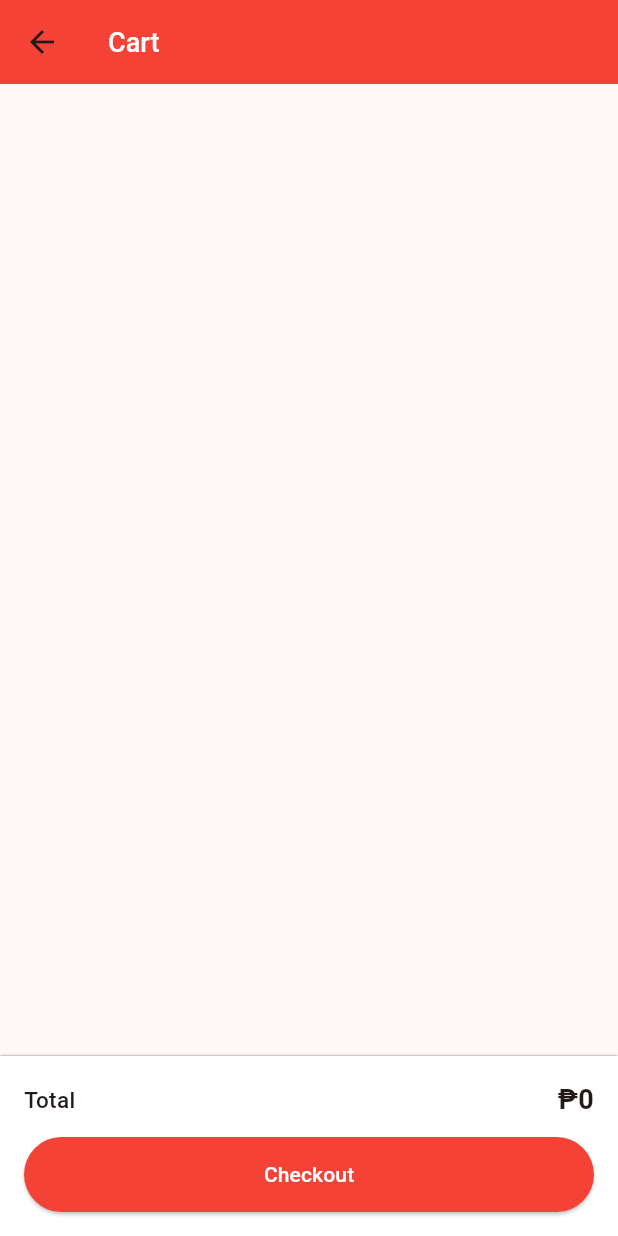
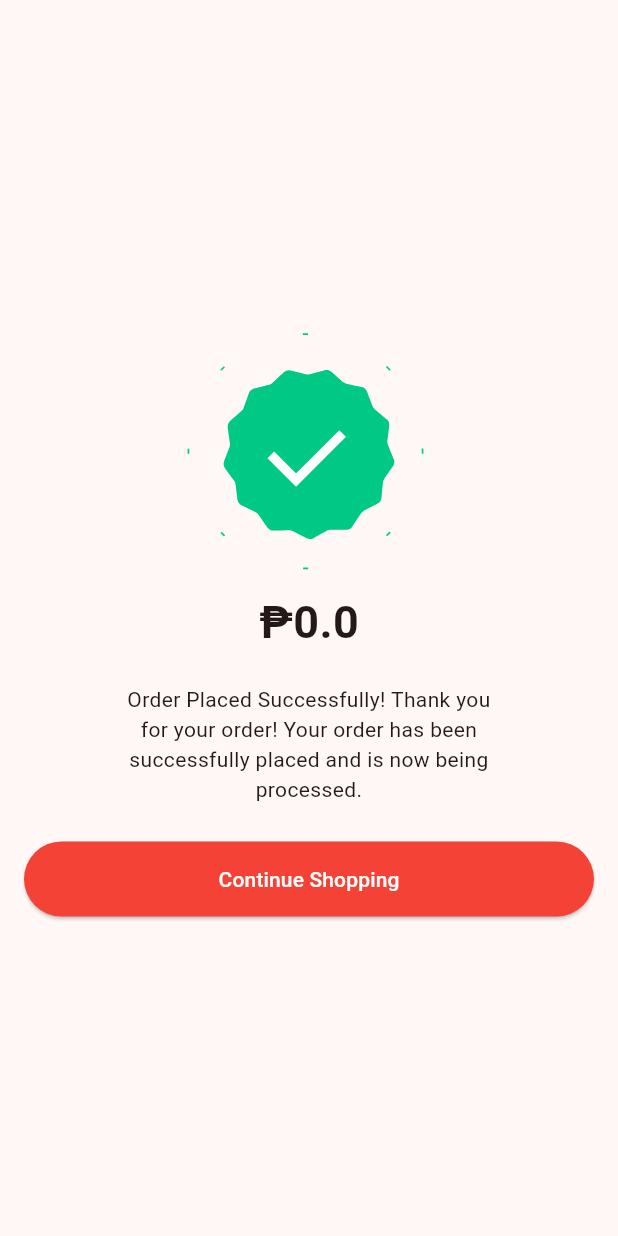
Before and after one commit to deveights/scannic, a Flutter app: the CartScreen screen opened directly, after a tap on "Checkout", on a phone screen of 412 x 824 dp. Run offline on Flutter 3.47's test engine with Material 3 defaults, Android fonts, the phone set to English and light mode, and no system bars; our stand-ins replace badges, lottie, stylish_bottom_bar; missing offline and left inert: mobile_scanner, qr_scanner_overlay.

Commit message:
added checkout screen

```diff
--- a/lib/main.dart
+++ b/lib/main.dart
@@ -2,6 +2,7 @@ import 'package:flutter/material.dart';
 import 'package:flutter/services.dart';
 import 'package:provider/provider.dart';
 import 'package:scannic/providers/cart_provider.dart';
+import 'package:scannic/screens/success_screen.dart';
 import 'package:scannic/widgets/custom_navbar.dart';
 
 void main() {
@@ -37,7 +38,8 @@ class MyApp extends StatelessWidget {
         ),
         colorScheme: ColorScheme.fromSeed(seedColor: Colors.red),
       ),
-      home: CustomNavbar(),
+      // home: CustomNavbar(),
+      home: SuccessScreen(),
     );
   }
 }
--- a/lib/screens/cart_screen.dart
+++ b/lib/screens/cart_screen.dart
@@ -1,6 +1,7 @@
 import 'package:flutter/material.dart';
 import 'package:provider/provider.dart';
 import 'package:scannic/providers/cart_provider.dart';
+import 'package:scannic/screens/success_screen.dart';
 
 class CartScreen extends StatelessWidget {
   const CartScreen({super.key});
@@ -181,7 +182,11 @@ class CartScreen extends StatelessWidget {
                             foregroundColor: Colors.white,
                           ),
                           onPressed: () {
-                            debugPrint('checkout');
+                            Navigator.of(context).push(
+                              MaterialPageRoute(
+                                builder: (context) => SuccessScreen(),
+                              ),
+                            );
                           },
                           child: Text('Checkout'),
                         ),
--- a/lib/screens/success_screen.dart
+++ b/lib/screens/success_screen.dart
@@ -1,24 +1,61 @@
-// import 'package:flutter/material.dart';
-// import 'package:lottie/lottie.dart';
+import 'package:flutter/material.dart';
+import 'package:lottie/lottie.dart';
+import 'package:provider/provider.dart';
+import 'package:scannic/providers/cart_provider.dart';
 
-// class SuccessScreen extends StatelessWidget {
-//   const SuccessScreen({super.key});
+class SuccessScreen extends StatelessWidget {
+  const SuccessScreen({super.key});
 
-//   @override
-//   Widget build(BuildContext context) {
-//     return Scaffold(
-//       body: Center(
-//         child: Column(
-//           mainAxisSize: MainAxisSize.min,
-//           children: [
-//             SizedBox(
-//               width: 50,
-//               height: 50,
-//               child: Lottie.asset('assets/animation/success.json'),
-//             ),
-//           ],
-//         ),
-//       ),
-//     );
-//   }
-// }
+  @override
+  Widget build(BuildContext context) {
+    final size = MediaQuery.sizeOf(context);
+    return Scaffold(
+      body: Center(
+        child: Padding(
+          padding: EdgeInsets.symmetric(horizontal: 16),
+          child: Column(
+            mainAxisSize: MainAxisSize.min,
+            children: [
+              SizedBox(
+                width: 180,
+                height: 180,
+                child: Lottie.asset(
+                  'assets/animations/lottie_success.json',
+                  repeat: false,
+                ),
+              ),
+              Consumer<CartProvider>(
+                builder: (context, total, child) {
+                  return Text(
+                    '₱${total.totalAmount}',
+                    style: TextStyle(fontWeight: FontWeight.bold, fontSize: 30),
+                  );
+                },
+              ),
+              SizedBox(height: 20),
+              Center(
+                child: SizedBox(
+                  width: 250,
+                  child: Text(
+                    'Order Placed Successfully! Thank you for your order! Your order has been successfully placed and is now being processed.',
+                    textAlign: TextAlign.center,
+                  ),
+                ),
+              ),
+              SizedBox(height: 25),
+              ElevatedButton(
+                onPressed: () {},
+                style: ElevatedButton.styleFrom(
+                  minimumSize: Size(size.width, 50),
+                  backgroundColor: Colors.red,
+                  foregroundColor: Colors.white,
+                ),
+                child: Text('Continue Shopping'),
+              ),
+            ],
+          ),
+        ),
+      ),
+    );
+  }
+}
--- a/lib/widgets/custom_navbar.dart
+++ b/lib/widgets/custom_navbar.dart
@@ -1,5 +1,6 @@
 import 'package:flutter/material.dart';
 import 'package:scannic/screens/home_screen.dart';
+import 'package:scannic/screens/success_screen.dart';
 import 'package:stylish_bottom_bar/stylish_bottom_bar.dart';
 
 class CustomNavbar extends StatefulWidget {
@@ -67,7 +68,6 @@ class _CustomNavbarState extends State<CustomNavbar> {
           HomeScreen(),
           // CartScreen(),
           // ItemScreen(),
-          // SuccessScreen(),
           Center(child: Text('Recents')),
           Center(child: Text('Favorites')),
           Center(child: Text('User Account')),
--- a/pubspec.yaml
+++ b/pubspec.yaml
@@ -39,6 +39,7 @@ dependencies:
   stylish_bottom_bar: ^1.1.0
   provider: ^6.1.2
   badges: ^3.1.2
+  lottie: ^3.3.1
 
 dev_dependencies:
   flutter_test:
@@ -66,7 +67,9 @@ flutter:
   assets:
     - assets/images/
     - assets/animations/
-    - assets/animations/lottie_success.json
+    # - assets/images/
+    # - assets/animations/
+    # - assets/animations/lottie_success.json
 
   # - errorrrr
 
```
Also changed, not shown: pubspec.lock.
